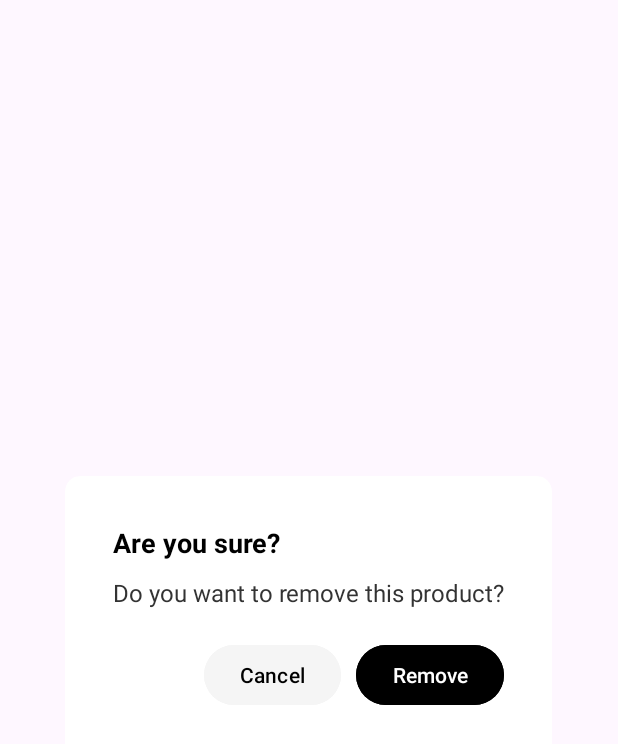
After one commit to v2tuan/Step-Up-Shoes-Store-Mobile-App, an Android app: the layout dialog_confirm_remove_cart_item.xml on its own in the app's theme, with its tools: preview values and no code run, on a phone screen of 412 x 824 dp. The commit adds this screen. Shown: the top 744 px of the screen. Run offline under Robolectric (Android 15) with nearby library versions, the phone set to English and light mode, and no system bars; network calls fail.

Commit message:
Xoa San Pham Khoi Gio Hang

```diff
--- a/app/src/main/java/com/stepup/activity/LoginActivity.java
+++ b/app/src/main/java/com/stepup/activity/LoginActivity.java
@@ -132,6 +132,7 @@ public class LoginActivity extends AppCompatActivity {
     }
     private void saveToken(String token, boolean rememberMe) {
         SharedPreferences.Editor editor = getSharedPreferences("MyAppPrefs", MODE_PRIVATE).edit();
+        Log.e("Tokenn", token);
         editor.putString("token", token);
         editor.putBoolean("rememberMe", rememberMe);
         editor.apply();
@@ -147,6 +148,7 @@ public class LoginActivity extends AppCompatActivity {
             if (checkTokenValid(token)) {
                 Intent intent = new Intent(LoginActivity.this, MainActivity.class);
                 intent.putExtra("token", token);
+                Log.e("Token", token);
                 startActivity(intent);
                 finish();
             } else {
--- a/app/src/main/java/com/stepup/fragment/CartFragment.java
+++ b/app/src/main/java/com/stepup/fragment/CartFragment.java
@@ -107,7 +107,7 @@ public class CartFragment extends Fragment {
                         public void onChanged() {
                             calculateCart();
                         }
-                    });
+                    }, binding);
 
                     binding.viewCart.setAdapter(cartAdapter);
 
--- a/app/src/main/java/com/stepup/retrofit2/APIService.java
+++ b/app/src/main/java/com/stepup/retrofit2/APIService.java
@@ -55,4 +55,7 @@ public interface APIService {
 
     @GET("cart")
     Call<List<CartItem>> getAllCartItem();
+
+    @POST("cart/remove/{id}")
+    Call<String> removeCartItem(@Path("id") long cartItemId);
 }
--- /dev/null
+++ b/app/src/main/res/layout/dialog_confirm_remove_cart_item.xml
@@ -0,0 +1,58 @@
+<?xml version="1.0" encoding="utf-8"?>
+<androidx.cardview.widget.CardView xmlns:android="http://schemas.android.com/apk/res/android"
+    android:layout_width="wrap_content"
+    android:layout_height="wrap_content"
+    xmlns:app="http://schemas.android.com/apk/res-auto"
+    android:layout_gravity="center"
+    app:cardCornerRadius="10dp"
+    app:cardBackgroundColor="@android:color/white">
+    <LinearLayout xmlns:android="http://schemas.android.com/apk/res/android"
+        android:orientation="vertical"
+        android:padding="32dp"
+        android:layout_width="wrap_content"
+        android:layout_height="wrap_content">
+
+        <TextView
+            android:id="@+id/dialogTitle"
+            android:layout_width="wrap_content"
+            android:layout_height="wrap_content"
+            android:text="Are you sure?"
+            android:textStyle="bold"
+            android:textSize="18sp"
+            android:textColor="#000000"
+            android:layout_marginBottom="10dp"/>
+
+        <TextView
+            android:id="@+id/dialogMessage"
+            android:layout_width="wrap_content"
+            android:layout_height="wrap_content"
+            android:text="Do you want to remove this product?"
+            android:textSize="16sp"
+            android:textColor="#333333"
+            android:layout_marginBottom="20dp"/>
+
+        <LinearLayout
+            android:orientation="horizontal"
+            android:gravity="end"
+            android:layout_width="match_parent"
+            android:layout_height="wrap_content">
+
+            <Button
+                android:id="@+id/btnCancel"
+                android:text="Cancel"
+                android:textColor="@color/black"
+                android:backgroundTint="@color/lightGrey2"
+                android:layout_width="wrap_content"
+                android:layout_height="wrap_content"
+                android:layout_marginEnd="10dp"/>
+
+            <Button
+                android:id="@+id/btnConfirm"
+                android:text="Remove"
+                android:backgroundTint="@color/black"
+                android:layout_width="wrap_content"
+                android:layout_height="wrap_content"/>
+        </LinearLayout>
+
+    </LinearLayout>
+</androidx.cardview.widget.CardView>
```
Also changed, not shown: app/src/main/java/com/stepup/adapter/CartAdapter.java (+98 -1 lines), app/src/main/res/drawable/default_avatar.png (added).
